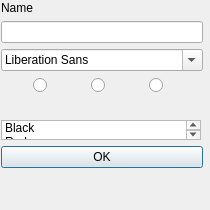
Aleexuta/POO-Proiect-NOrg, file 3_Solution/TestConexiune/QClient/NewNode.ui: the form before one commit.
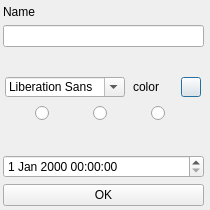
The form after the commit. Icons and pictures are not drawn.

What changed in the file:
```diff
--- a/3_Solution/TestConexiune/QClient/NewNode.ui
+++ b/3_Solution/TestConexiune/QClient/NewNode.ui
@@ -28,16 +28,19 @@
   <widget class="QWidget" name="">
    <property name="geometry">
     <rect>
-     <x>1</x>
-     <y>1</y>
-     <width>202</width>
-     <height>167</height>
+     <x>3</x>
+     <y>5</y>
+     <width>201</width>
+     <height>201</height>
     </rect>
    </property>
    <layout class="QVBoxLayout" name="verticalLayout">
     <item>
-     <layout class="QGridLayout" name="gridLayout">
-      <item row="0" column="0">
+     <layout class="QFormLayout" name="formLayout">
+      <item row="1" column="0" colspan="2">
+       <widget class="QLineEdit" name="NameText"/>
+      </item>
+      <item row="0" column="0" colspan="2">
        <widget class="QLabel" name="NameLabel">
         <property name="text">
          <string>Name</string>
@@ -47,11 +50,45 @@
         </property>
        </widget>
       </item>
-      <item row="1" column="0">
-       <widget class="QLineEdit" name="NameText"/>
+     </layout>
+    </item>
+    <item>
+     <layout class="QHBoxLayout" name="horizontalLayout">
+      <item>
+       <widget class="QFontComboBox" name="fontComboBox">
+        <property name="maximumSize">
+         <size>
+          <width>120</width>
+          <height>20</height>
+         </size>
+        </property>
+       </widget>
       </item>
-      <item row="2" column="0">
-       <widget class="QFontComboBox" name="fontComboBox"/>
+      <item>
+       <widget class="QLabel" name="selectedcolor">
+        <property name="maximumSize">
+         <size>
+          <width>40</width>
+          <height>20</height>
+         </size>
+        </property>
+        <property name="text">
+         <string>color</string>
+        </property>
+       </widget>
+      </item>
+      <item>
+       <widget class="QPushButton" name="colorSet">
+        <property name="maximumSize">
+         <size>
+          <width>20</width>
+          <height>20</height>
+         </size>
+        </property>
+        <property name="text">
+         <string/>
+        </property>
+       </widget>
       </item>
      </layout>
     </item>
@@ -156,123 +193,7 @@
      </layout>
     </item>
     <item>
-     <widget class="QListWidget" name="colorList">
-      <property name="minimumSize">
-       <size>
-        <width>100</width>
-        <height>20</height>
-       </size>
-      </property>
-      <property name="maximumSize">
-       <size>
-        <width>200</width>
-        <height>20</height>
-       </size>
-      </property>
-      <item>
-       <property name="text">
-        <string>Black</string>
-       </property>
-      </item>
-      <item>
-       <property name="text">
-        <string>Red</string>
-       </property>
-       <property name="background">
-        <brush brushstyle="NoBrush">
-         <color alpha="255">
-          <red>170</red>
-          <green>0</green>
-          <blue>0</blue>
-         </color>
-        </brush>
-       </property>
-      </item>
-      <item>
-       <property name="text">
-        <string>Blue</string>
-       </property>
-       <property name="background">
-        <brush brushstyle="NoBrush">
-         <color alpha="255">
-          <red>56</red>
-          <green>168</green>
-          <blue>168</blue>
-         </color>
-        </brush>
-       </property>
-      </item>
-      <item>
-       <property name="text">
-        <string>Yellow</string>
-       </property>
-       <property name="background">
-        <brush brushstyle="NoBrush">
-         <color alpha="255">
-          <red>255</red>
-          <green>255</green>
-          <blue>127</blue>
-         </color>
-        </brush>
-       </property>
-      </item>
-      <item>
-       <property name="text">
-        <string>Orange</string>
-       </property>
-       <property name="background">
-        <brush brushstyle="NoBrush">
-         <color alpha="255">
-          <red>255</red>
-          <green>85</green>
-          <blue>0</blue>
-         </color>
-        </brush>
-       </property>
-      </item>
-      <item>
-       <property name="text">
-        <string>Dark Green</string>
-       </property>
-       <property name="background">
-        <brush brushstyle="NoBrush">
-         <color alpha="255">
-          <red>57</red>
-          <green>111</green>
-          <blue>0</blue>
-         </color>
-        </brush>
-       </property>
-      </item>
-      <item>
-       <property name="text">
-        <string>Light Green</string>
-       </property>
-       <property name="background">
-        <brush brushstyle="NoBrush">
-         <color alpha="255">
-          <red>85</red>
-          <green>255</green>
-          <blue>0</blue>
-         </color>
-        </brush>
-       </property>
-      </item>
-      <item>
-       <property name="text">
-        <string>Violet</string>
-       </property>
-       <property name="background">
-        <brush brushstyle="NoBrush">
-         <color alpha="255">
-          <red>86</red>
-          <green>41</green>
-          <blue>163</blue>
-         </color>
-        </brush>
-       </property>
-      </item>
-     </widget>
+     <widget class="QDateTimeEdit" name="dateTimeEdit"/>
     </item>
     <item>
      <widget class="QPushButton" name="OKButton">
```
